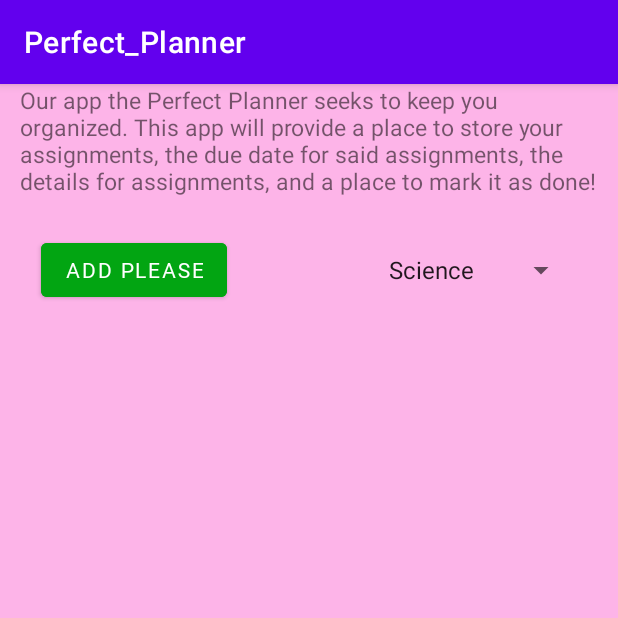
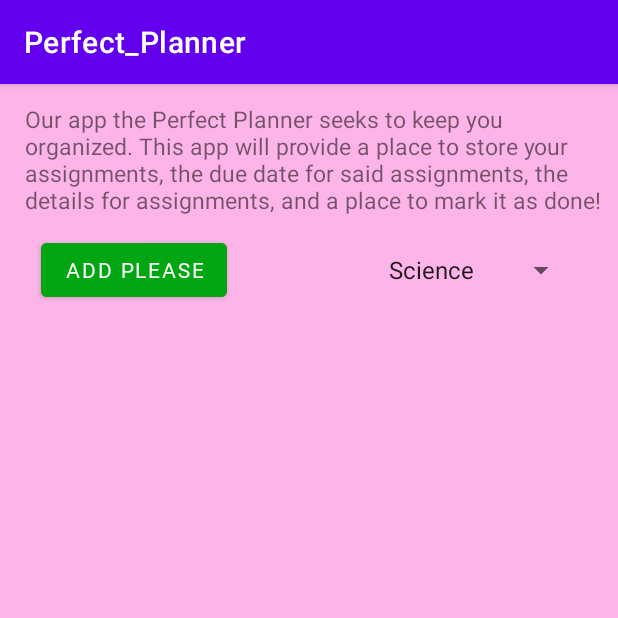
Before and after one commit to EmeraldKnight2814/Perfect_Planner, an Android app: the screen it shows after launch (MainActivity), on a phone screen of 412 x 824 dp, the top half of it. Run offline under Robolectric (Android 15) with nearby library versions, the phone set to English and light mode, and no system bars; Roboto replaces fonts that are not available here.

Commit message:
Update activity_main.xml
constraints added

```diff
--- a/app/src/main/res/layout/activity_main.xml
+++ b/app/src/main/res/layout/activity_main.xml
@@ -52,11 +52,16 @@
         android:id="@+id/textView4"
         android:layout_width="384dp"
         android:layout_height="87dp"
+        android:layout_marginStart="13dp"
+        android:layout_marginTop="16dp"
+        android:layout_marginEnd="7dp"
+        android:layout_marginBottom="3dp"
         android:text="Our app the Perfect Planner seeks to keep you organized. This app will provide a place to store your assignments, the due date for said assignments, the details for assignments, and a place to mark it as done!"
         android:textSize="15sp"
+        app:layout_constraintBottom_toTopOf="@+id/filter"
         app:layout_constraintEnd_toEndOf="parent"
         app:layout_constraintHorizontal_bias="0.481"
         app:layout_constraintStart_toStartOf="parent"
-        tools:layout_editor_absoluteY="16dp" />
+        app:layout_constraintTop_toTopOf="parent" />
 
 </androidx.constraintlayout.widget.ConstraintLayout>
```
